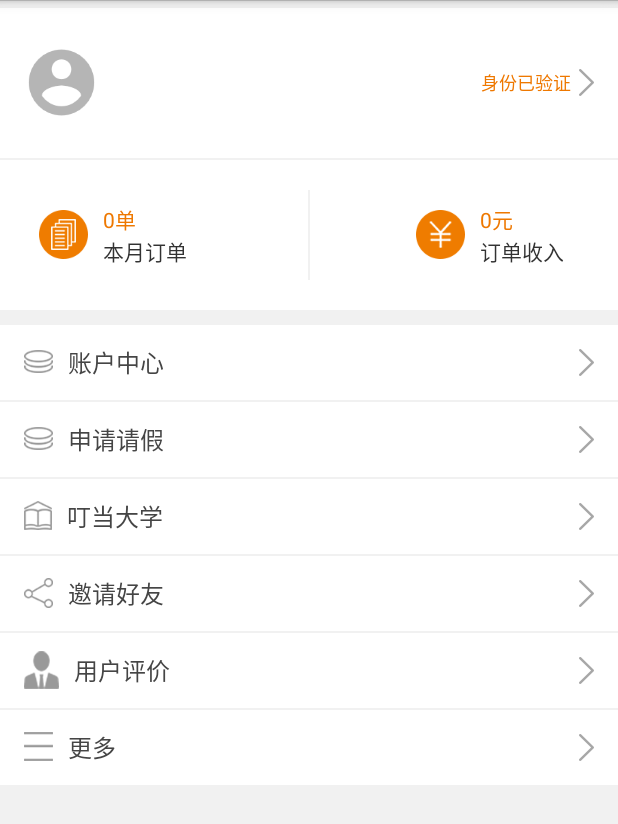
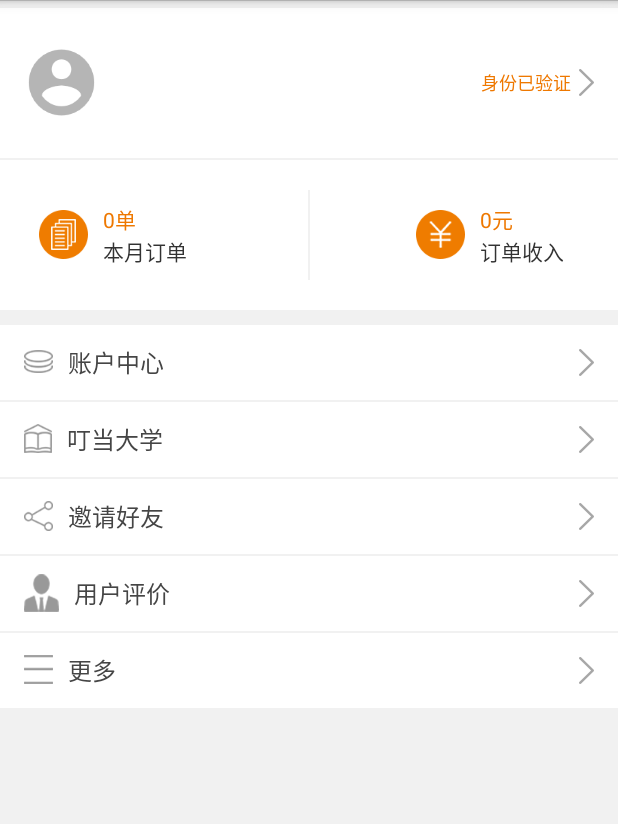
Before and after one commit to lnczx/jhj-android, an Android app: the fragment PersonalPageFragment shown on its own in the app's theme, on a phone screen of 412 x 824 dp. Shown: the top 824 px of the screen. Run offline under Robolectric (Android 15) with nearby library versions, the phone set to English and light mode, and no system bars; 1 statement that could not run was skipped.

Commit message:
-- 暂时隐藏申请请假

```diff
--- a/app/src/main/res/layout/index_4.xml
+++ b/app/src/main/res/layout/index_4.xml
@@ -176,35 +176,35 @@
                     android:background="@drawable/arrow_right" />
             </RelativeLayout>
 
-            <RelativeLayout
-                android:id="@+id/layout_apply_leave"
-                android:layout_width="match_parent"
-                android:layout_height="50dp"
-                android:layout_marginTop="1dp"
-                android:background="@android:color/white"
-                android:gravity="center_vertical"
-                android:orientation="horizontal"
-                android:paddingLeft="@dimen/activity_horizontal_margin"
-                android:paddingRight="@dimen/activity_horizontal_margin">
+            <!--<RelativeLayout-->
+                <!--android:id="@+id/layout_apply_leave"-->
+                <!--android:layout_width="match_parent"-->
+                <!--android:layout_height="50dp"-->
+                <!--android:layout_marginTop="1dp"-->
+                <!--android:background="@android:color/white"-->
+                <!--android:gravity="center_vertical"-->
+                <!--android:orientation="horizontal"-->
+                <!--android:paddingLeft="@dimen/activity_horizontal_margin"-->
+                <!--android:paddingRight="@dimen/activity_horizontal_margin">-->
 
-                <TextView
-                    android:layout_width="wrap_content"
-                    android:layout_height="wrap_content"
-                    android:layout_centerVertical="true"
-                    android:drawableLeft="@drawable/icon_account"
-                    android:drawablePadding="10dp"
-                    android:gravity="center_vertical"
-                    android:text="申请请假"
-                    android:textColor="#454545"
-                    android:textSize="@dimen/font_size_16" />
+                <!--<TextView-->
+                    <!--android:layout_width="wrap_content"-->
+                    <!--android:layout_height="wrap_content"-->
+                    <!--android:layout_centerVertical="true"-->
+                    <!--android:drawableLeft="@drawable/icon_account"-->
+                    <!--android:drawablePadding="10dp"-->
+                    <!--android:gravity="center_vertical"-->
+                    <!--android:text="申请请假"-->
+                    <!--android:textColor="#454545"-->
+                    <!--android:textSize="@dimen/font_size_16" />-->
 
-                <ImageView
-                    android:layout_width="wrap_content"
-                    android:layout_height="wrap_content"
-                    android:layout_alignParentRight="true"
-                    android:layout_centerVertical="true"
-                    android:background="@drawable/arrow_right" />
-            </RelativeLayout>
+                <!--<ImageView-->
+                    <!--android:layout_width="wrap_content"-->
+                    <!--android:layout_height="wrap_content"-->
+                    <!--android:layout_alignParentRight="true"-->
+                    <!--android:layout_centerVertical="true"-->
+                    <!--android:background="@drawable/arrow_right" />-->
+            <!--</RelativeLayout>-->
 
 
             <RelativeLayout
```
